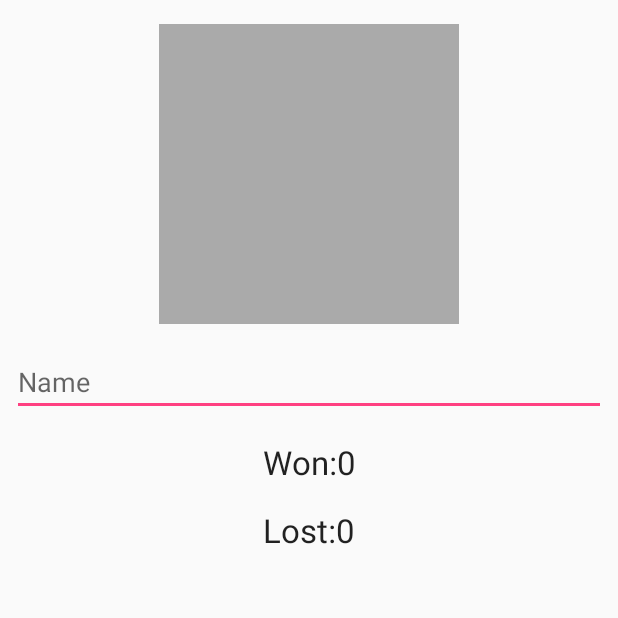
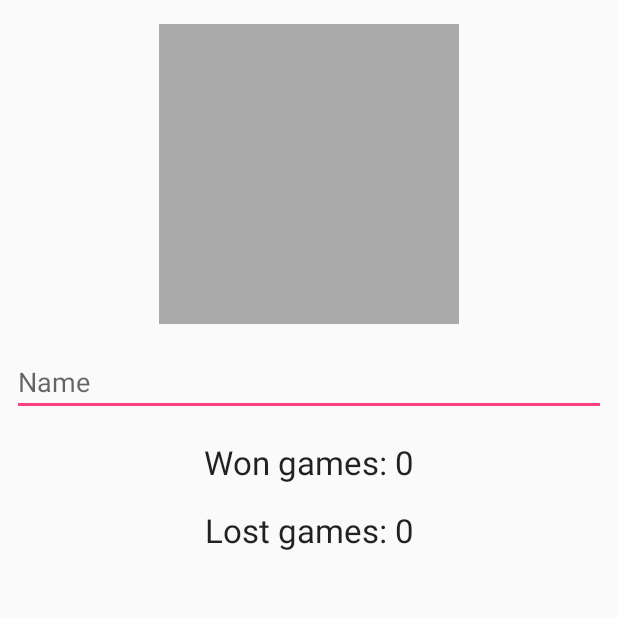
Before and after one commit to Quantum2/AMOV, an Android app: the screen it shows after launch (ProfileActivity), after a tap on an icon or button, on a phone screen of 412 x 824 dp, the top half of it. Run offline under Robolectric (Android 15) with nearby library versions, the phone set to English and light mode, and no system bars; 2 other taps on this screen came first.

Commit message:
Lots of new stuff

```diff
--- a/app/src/main/java/com/imaginarymakings/chess/Activities/MainActivity.java
+++ b/app/src/main/java/com/imaginarymakings/chess/Activities/MainActivity.java
@@ -10,6 +10,7 @@ import android.support.v7.app.AppCompatActivity;
 import android.view.View;
 import android.widget.Button;
 import android.widget.ImageView;
+import android.widget.Toast;
 
 import com.imaginarymakings.chess.Logic.Profile;
 import com.imaginarymakings.chess.R;
@@ -72,7 +73,7 @@ public class MainActivity extends AppCompatActivity {
         });
 
         if (getIntent().getExtras() != null){
-
+            Toast.makeText(this, getIntent().getStringExtra("error"), Toast.LENGTH_LONG).show();
         }
     }
 }
--- a/app/src/main/java/com/imaginarymakings/chess/Logic/GameInfo.java
+++ b/app/src/main/java/com/imaginarymakings/chess/Logic/GameInfo.java
@@ -12,4 +12,6 @@ public class GameInfo implements Serializable {
 
     public Player currentPlayer;
     public int turn = 0;
+
+    public String message;
 }
--- a/app/src/main/java/com/imaginarymakings/chess/Logic/Profile.java
+++ b/app/src/main/java/com/imaginarymakings/chess/Logic/Profile.java
@@ -1,6 +1,5 @@
 package com.imaginarymakings.chess.Logic;
 
-import android.app.Activity;
 import android.content.Context;
 import android.content.SharedPreferences;
 
@@ -25,7 +24,7 @@ public class Profile implements Serializable {
     }
 
     public static Profile getLoadedProfile(Context c){
-        SharedPreferences sharedPref = ((Activity) c).getSharedPreferences("User", Context.MODE_PRIVATE);
+        SharedPreferences sharedPref = c.getSharedPreferences("User", Context.MODE_PRIVATE);
 
         Gson gson = new Gson();
         String json = sharedPref.getString("Profile", "");
@@ -33,7 +32,7 @@ public class Profile implements Serializable {
     }
 
     public void saveProfileToSharedPreferences(Context c){
-        SharedPreferences sharedPref = ((Activity) c).getSharedPreferences("User", Context.MODE_PRIVATE);
+        SharedPreferences sharedPref = c.getSharedPreferences("User", Context.MODE_PRIVATE);
 
         SharedPreferences.Editor prefsEditor = sharedPref.edit();
         Gson gson = new Gson();
@@ -43,7 +42,7 @@ public class Profile implements Serializable {
     }
 
     public static void deleteProfile(Context c){
-        SharedPreferences sharedPref = ((Activity) c).getSharedPreferences("User", Context.MODE_PRIVATE);
+        SharedPreferences sharedPref = c.getSharedPreferences("User", Context.MODE_PRIVATE);
 
         sharedPref.edit().remove("Profile").apply();
     }
--- a/app/src/main/java/com/imaginarymakings/chess/Logic/SpaceAdapter.java
+++ b/app/src/main/java/com/imaginarymakings/chess/Logic/SpaceAdapter.java
@@ -252,7 +252,7 @@ public class SpaceAdapter extends BaseAdapter {
     }
 
     public void setGameInfo(GameInfo gm){
-        if (gm.turn > currentTurn){
+        if (gm.turn > currentTurn || gm.turn == -1){
             currentPlayer = gm.currentPlayer;
             pieces = gm.piecesMoved;
 
--- a/app/src/main/java/com/imaginarymakings/chess/Utils/NetworkManager.java
+++ b/app/src/main/java/com/imaginarymakings/chess/Utils/NetworkManager.java
@@ -54,6 +54,9 @@ public class NetworkManager {
                     ServerSocket ss = new ServerSocket(SERVER_PORT);
                     Socket s = ss.accept();
 
+                    Intent temp = new Intent("connected");
+                    LocalBroadcastManager.getInstance(c).sendBroadcast(temp);
+
                     ObjectInputStream is = new ObjectInputStream(s.getInputStream());
                     ObjectOutputStream os = new ObjectOutputStream(s.getOutputStream());
 
@@ -92,6 +95,9 @@ public class NetworkManager {
                 try {
                     Socket s = new Socket(ip, SERVER_PORT);
 
+                    Intent temp = new Intent("connected");
+                    LocalBroadcastManager.getInstance(c).sendBroadcast(temp);
+
                     ObjectOutputStream os = new ObjectOutputStream(s.getOutputStream());
                     ObjectInputStream is = new ObjectInputStream(s.getInputStream());
 
--- a/app/src/main/java/com/imaginarymakings/chess/Utils/Utils.java
+++ b/app/src/main/java/com/imaginarymakings/chess/Utils/Utils.java
@@ -131,7 +131,10 @@ public class Utils {
         return Base64.encodeToString(outputStream.toByteArray(), Base64.DEFAULT);
     }
 
-    public static void addTextToTicker(TextView tv){
+    public static void addTextToTicker(TextView tv, String text){
+        String currentText = tv.getText().toString();
+        String temp = currentText + "\n" + text;
 
+        tv.setText(temp);
     }
 }
--- a/app/src/main/res/values/strings.xml
+++ b/app/src/main/res/values/strings.xml
@@ -17,10 +17,11 @@
     <string name="name_hint_profile">Name</string>
     <string name="invalid_move">Invalid move</string>
     <string name="new_game">New game</string>
-    <string name="won_label">Won:</string>
-    <string name="lost_label">Lost:</string>
+    <string name="won_label">"Won games: "</string>
+    <string name="lost_label">"Lost games: "</string>
     <string name="ai_profile_name">AI</string>
     <string name="no_profile">No profile</string>
     <string name="whites">White</string>
     <string name="blacks">Black</string>
+    <string name="connecting">Connecting...</string>
 </resources>
```
Also changed, not shown: app/src/main/java/com/imaginarymakings/chess/Activities/ChessActivity.java (+28 -2 lines), 2 other files.
